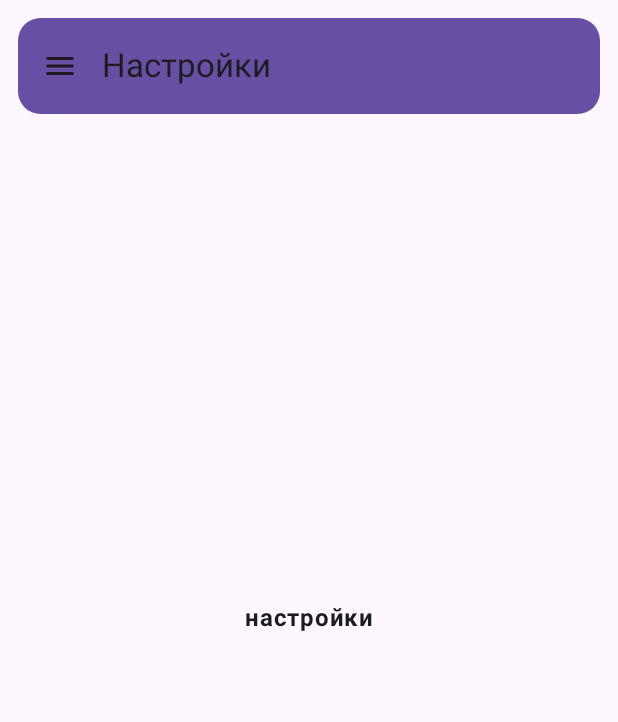
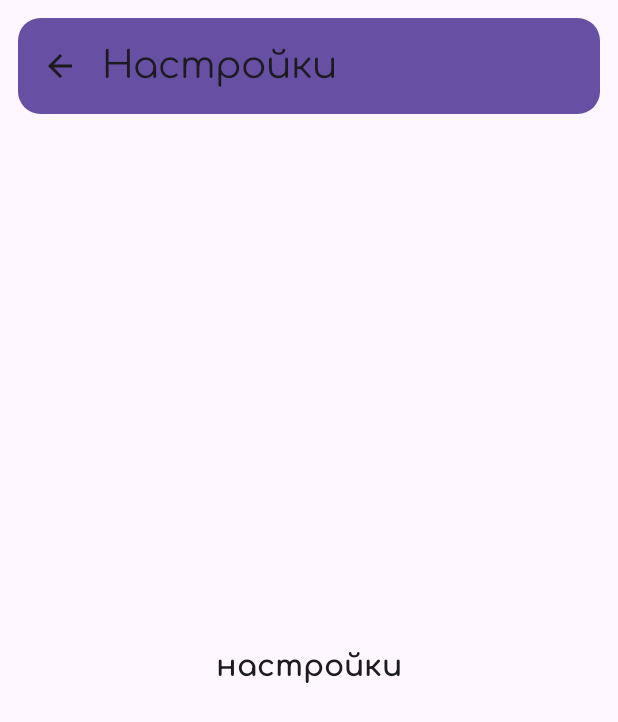
Before and after one commit to NikolaeJoacabine/CAcademy, an Android app built with Jetpack Compose: the Settings screen opened through its navigation route, on a phone screen of 412 x 824 dp. Shown: the top 722 px of the screen. Run offline under Robolectric (Android 15) with nearby library versions, the phone set to English and light mode, and no system bars; libraries missing offline, so code that uses them is left out: com.exyte.animatednavbar.

Commit message:
Ну оч крутое приложение

```diff
--- a/app/src/main/java/com/nikolaej/cacademy/MainScreen.kt
+++ b/app/src/main/java/com/nikolaej/cacademy/MainScreen.kt
@@ -15,6 +15,7 @@ import androidx.compose.foundation.layout.padding
 import androidx.compose.foundation.layout.size
 import androidx.compose.foundation.shape.RoundedCornerShape
 import androidx.compose.material.icons.Icons
+import androidx.compose.material.icons.filled.ArrowBack
 import androidx.compose.material.icons.filled.Home
 import androidx.compose.material.icons.filled.List
 import androidx.compose.material.icons.filled.Menu
@@ -48,6 +49,7 @@ import androidx.compose.ui.res.stringResource
 import androidx.compose.ui.tooling.preview.Preview
 import androidx.compose.ui.unit.dp
 import androidx.lifecycle.viewmodel.compose.viewModel
+import androidx.navigation.NavBackStackEntry
 import androidx.navigation.NavHostController
 import androidx.navigation.compose.NavHost
 import androidx.navigation.compose.composable
@@ -79,13 +81,13 @@ enum class MainScreen(@StringRes val title: Int) {
 @OptIn(ExperimentalMaterial3Api::class)
 @Composable
 fun ScreenApp(
-    gameviewModel: CAcademyViewModel = viewModel(),
+    //gameviewModel: CAcademyViewModel = viewModel(),
     navController: NavHostController = rememberNavController()
 ) {
 
-    val backStackEntry by navController.currentBackStackEntryAsState()
+    val navBackStackEntry by navController.currentBackStackEntryAsState() //получаем в текстовом виде название страницы
     val currentScreen = MainScreen.valueOf(
-        backStackEntry?.destination?.route ?: MainScreen.Lesson.name
+        navBackStackEntry?.destination?.route ?: MainScreen.Lesson.name
     )
 
     val drawerState =
@@ -93,8 +95,6 @@ fun ScreenApp(
     val scope = rememberCoroutineScope()
     var selectedItemIndex by rememberSaveable { mutableStateOf(0) }
 
-
-    val navBackStackEntry by navController.currentBackStackEntryAsState() //получаем в текстовом виде название страницы
 
     //боковое меню навигации в самом приложении
     ModalNavigationDrawer(
@@ -107,12 +107,7 @@ fun ScreenApp(
                             Text(text = item.title)
                         },
                         selected = index == selectedItemIndex, onClick = {
-                            if (navBackStackEntry?.destination?.route == "Progress") {
-                                navController.popBackStack(route = item.nav.toString(), inclusive = false)
-                            }else{
-                                navController.navigate(route = item.nav.toString())
-                            }
-
+                            navController.navigate(route = item.nav.toString())
                             selectedItemIndex = index
                             scope.launch {
                                 drawerState.close()
@@ -134,7 +129,8 @@ fun ScreenApp(
                 }
             }
         },
-        drawerState = drawerState
+        drawerState = drawerState,
+        gesturesEnabled = false
     ) {
         Scaffold(
             modifier = Modifier.padding(all = 12.dp),
@@ -143,7 +139,9 @@ fun ScreenApp(
                 beautiful_app_bar(
                     drawerState = drawerState,
                     scope = scope,
-                    currentScreenTitle = currentScreen.title
+                    currentScreenTitle = currentScreen.title,
+                    navBackStackEntry = navBackStackEntry,
+                    navController = navController
                 )
             },
             //нижняя панель навигации( по курсам и урокам )
@@ -166,8 +164,8 @@ fun ScreenApp(
             NavHost(
                 navController = navController,
                 startDestination = MainScreen.Lesson.name,
-                /*modifier = Modifier
-                    .padding(paddingValues)*/
+                modifier = Modifier
+                    .padding(paddingValues)
             ) {
                 //экран уроков
                 composable(route = MainScreen.Lesson.name) {
@@ -196,11 +194,14 @@ fun ScreenApp(
 @OptIn(ExperimentalMaterial3Api::class)
 @Composable
 private fun beautiful_app_bar(
-
     drawerState: DrawerState,
     scope: CoroutineScope,
     @StringRes currentScreenTitle: Int,
+    navBackStackEntry: NavBackStackEntry?,
+    navController: NavHostController
 ) {
+
+
     //верхняя панель
     TopAppBar(
         title = {
@@ -209,14 +210,25 @@ private fun beautiful_app_bar(
         //что делает кнопка
         navigationIcon = {
             IconButton(onClick = {
-                scope.launch {
-                    drawerState.open()
+                if (navBackStackEntry?.destination?.route == "Lesson" || navBackStackEntry?.destination?.route == "Module") {
+                    scope.launch {
+                        drawerState.open()
+                    }
+                } else {
+                    navController.navigateUp()
+                }
+            }
+            ) {
+                if (navBackStackEntry?.destination?.route == "Lesson" || navBackStackEntry?.destination?.route == "Module") {
+                    Icon(
+                        imageVector = Icons.Default.Menu, contentDescription = null
+                    )
+                } else {
+                    Icon(
+                        imageVector = Icons.Default.ArrowBack, contentDescription = null
+                    )
                 }
 
-            }) {
-                Icon(
-                    imageVector = Icons.Default.Menu, contentDescription = null
-                )
             }
         },
         colors = TopAppBarDefaults.smallTopAppBarColors(containerColor = MaterialTheme.colorScheme.primary),
@@ -279,7 +291,6 @@ enum class NavigationBarItems(val icon: ImageVector) {
 }
 
 
-
 @Preview(showBackground = true)
 @Composable
 fun GreetingPreview() {
--- a/app/src/main/java/com/nikolaej/cacademy/data/NavigationItem.kt
+++ b/app/src/main/java/com/nikolaej/cacademy/data/NavigationItem.kt
@@ -38,6 +38,5 @@ val items = listOf(
         selectedIcon = Icons.Filled.ThumbUp,
         unselectedIcon = Icons.Outlined.ThumbUp,
         nav = MainScreen.Progress
-    ),
-
     )
+)
```
Also changed, not shown: app/src/main/java/com/nikolaej/cacademy/ui/theme/Type.kt (+69 -22 lines), app/src/main/java/com/nikolaej/cacademy/ui/screen/StartScreen.kt (line endings or trailing spaces), app/src/main/res/font/comfortaa_bold.ttf (added), app/src/main/res/font/comfortaa_light.ttf (added), app/src/main/res/font/comfortaa_medium.ttf (added), app/src/main/res/font/comfortaa_regular.ttf (added).
